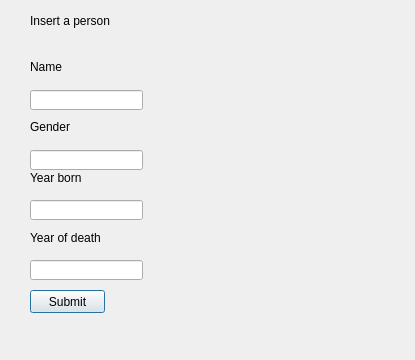
First picture: the form in insert.ui, repository Verklegtnamskeid1/gubb, before the edit.
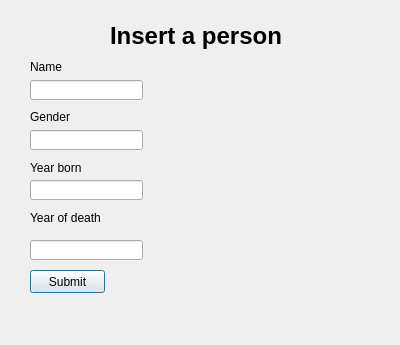
Second picture: the form after the edit.

Commit message: modified:   Skilaverkefni3.pro.user 	new file:   addconnection.cpp 	new file:   addconnection.h 	new file:   addconnection.ui 	modified:   database.cpp 	modified:   database.ui 	modified:   insert.ui 	modified:   insertcomputer.ui 	modified:   skilaverkefni3.pro

```diff
--- a/insert.ui
+++ b/insert.ui
@@ -6,8 +6,8 @@
    <rect>
     <x>0</x>
     <y>0</y>
-    <width>415</width>
-    <height>360</height>
+    <width>400</width>
+    <height>345</height>
    </rect>
   </property>
   <property name="windowTitle">
@@ -17,7 +17,7 @@
    <property name="geometry">
     <rect>
      <x>30</x>
-     <y>290</y>
+     <y>270</y>
      <width>75</width>
      <height>23</height>
     </rect>
@@ -30,7 +30,7 @@
    <property name="geometry">
     <rect>
      <x>30</x>
-     <y>260</y>
+     <y>240</y>
      <width>113</width>
      <height>20</height>
     </rect>
@@ -40,7 +40,7 @@
    <property name="geometry">
     <rect>
      <x>30</x>
-     <y>230</y>
+     <y>210</y>
      <width>91</width>
      <height>16</height>
     </rect>
@@ -53,7 +53,7 @@
    <property name="geometry">
     <rect>
      <x>30</x>
-     <y>200</y>
+     <y>180</y>
      <width>113</width>
      <height>20</height>
     </rect>
@@ -63,7 +63,7 @@
    <property name="geometry">
     <rect>
      <x>30</x>
-     <y>170</y>
+     <y>160</y>
      <width>61</width>
      <height>16</height>
     </rect>
@@ -76,7 +76,7 @@
    <property name="geometry">
     <rect>
      <x>30</x>
-     <y>150</y>
+     <y>130</y>
      <width>113</width>
      <height>20</height>
     </rect>
@@ -86,7 +86,7 @@
    <property name="geometry">
     <rect>
      <x>30</x>
-     <y>120</y>
+     <y>110</y>
      <width>46</width>
      <height>13</height>
     </rect>
@@ -112,7 +112,7 @@
    <property name="geometry">
     <rect>
      <x>30</x>
-     <y>90</y>
+     <y>80</y>
      <width>113</width>
      <height>20</height>
     </rect>
@@ -124,12 +124,21 @@
   <widget class="QLabel" name="label">
    <property name="geometry">
     <rect>
-     <x>30</x>
+     <x>110</x>
      <y>10</y>
-     <width>91</width>
-     <height>21</height>
+     <width>201</width>
+     <height>51</height>
     </rect>
    </property>
+   <property name="font">
+    <font>
+     <pointsize>18</pointsize>
+     <weight>75</weight>
+     <italic>false</italic>
+     <bold>true</bold>
+     <strikeout>false</strikeout>
+    </font>
+   </property>
    <property name="text">
     <string>Insert a person</string>
    </property>
```
The commit also changes 8 other files.
